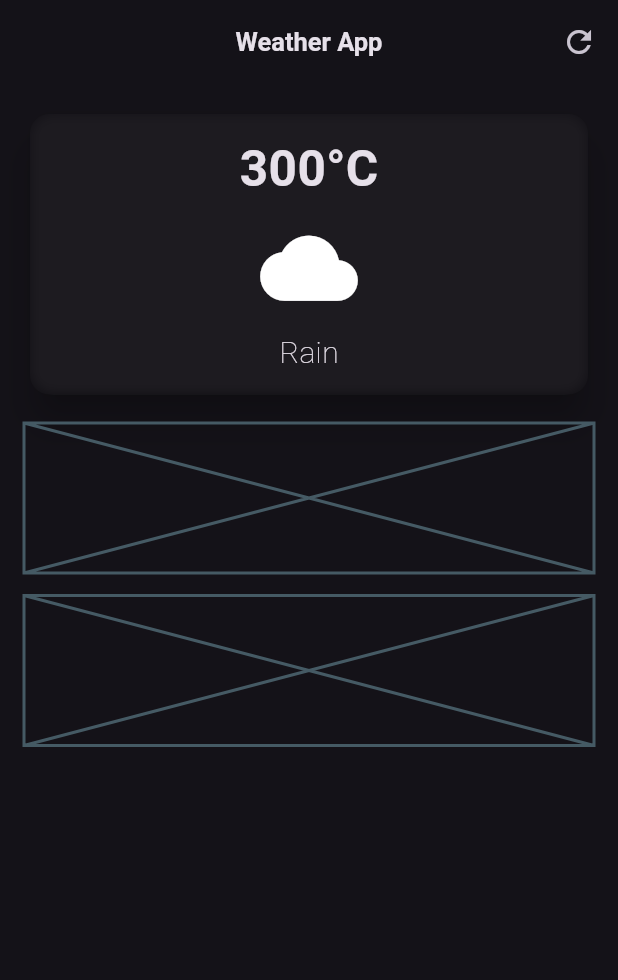
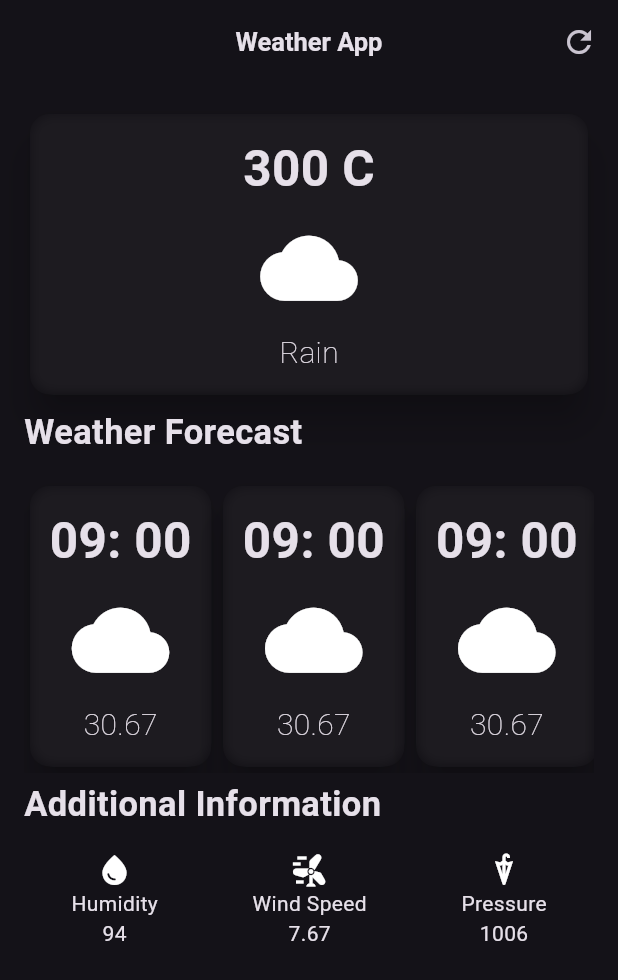
Before and after one commit to aash1r/Weather-App, a Flutter app: the screen it shows after launch, on a phone screen of 412 x 824 dp. Shown: the top 980 px of the screen. Run offline on Flutter 3.47's test engine with Material 2 defaults, Android fonts, the phone set to English and light mode, and no system bars.

Commit message:
ui design done

```diff
--- a/lib/screens/home_screen.dart
+++ b/lib/screens/home_screen.dart
@@ -1,6 +1,7 @@
 import 'dart:ui';
-
 import 'package:flutter/material.dart';
+import 'package:weather_app/widgets/add_info.dart';
+import 'package:weather_app/widgets/custom_card.dart';
 
 class HomeScreen extends StatelessWidget {
   const HomeScreen({super.key});
@@ -26,60 +27,24 @@ class HomeScreen extends StatelessWidget {
         child: Column(
           children: [
             //card
-            SizedBox(
-              width: double.infinity,
-              child: Card(
-                elevation: 10,
-                shape: RoundedRectangleBorder(
-                    borderRadius: BorderRadius.circular(16)),
-                child: ClipRRect(
-                  borderRadius: BorderRadius.circular(13),
-                  child: BackdropFilter(
-                    filter: ImageFilter.blur(sigmaX: 4, sigmaY: 4),
-                    child: const Padding(
-                      padding: EdgeInsets.all(13.0),
-                      child: Column(
-                        children: [
-                          Text(
-                            "300°C",
-                            style: TextStyle(
-                                fontWeight: FontWeight.bold, fontSize: 33),
-                          ),
-                          SizedBox(
-                            height: 10,
-                          ),
-                          Icon(
-                            Icons.cloud,
-                            size: 65,
-                          ),
-                          SizedBox(
-                            height: 10,
-                          ),
-                          Text(
-                            "Rain",
-                            style: TextStyle(
-                                fontWeight: FontWeight.w200, fontSize: 20),
-                          )
-                        ],
-                      ),
-                    ),
-                  ),
-                ),
-              ),
-            ),
+            const SizedBox(width: double.infinity,child: CustomCard(text: "300 C",icon: Icons.cloud,text1: "Rain",),),
+            Container(padding: const EdgeInsets.only(top: 5),alignment: Alignment.centerLeft,child: const Text("Weather Forecast",style: TextStyle(fontWeight: FontWeight.bold,fontSize: 23),),),
             const SizedBox(
               height: 15,
             ),
-            const Placeholder(
-              fallbackWidth: 120,
-              fallbackHeight: 100,
-            ),
+            const SingleChildScrollView(scrollDirection: Axis.horizontal,child: Row(children: [
+              CustomCard(text: "09: 00",icon: Icons.cloud,
+              text1: "30.67",),CustomCard(text: "09: 00",icon: Icons.cloud,
+              text1: "30.67",),CustomCard(text: "09: 00",icon: Icons.cloud,
+              text1: "30.67",),CustomCard(text: "09: 00",icon: Icons.cloud,
+              text1: "30.67",),CustomCard(text: "09: 00",icon: Icons.cloud,
+              text1: "30.67",),
+              ],),),
+              Container(padding: const EdgeInsets.only(top: 5),alignment: Alignment.centerLeft,child: const Text("Additional Information",style: TextStyle(fontWeight: FontWeight.bold,fontSize: 23),),),
             const SizedBox(
               height: 15,
             ),
-            const Placeholder(
-              fallbackHeight: 100,
-            )
+             const Row(mainAxisAlignment: MainAxisAlignment.spaceAround,children: [AddInfo(text2: "Humidity",text3: "94",icon: Icons.water_drop,),AddInfo(icon: Icons.wind_power,text2: "Wind Speed",text3: "7.67",),AddInfo(icon: Icons.umbrella,text2: "Pressure",text3: "1006",)],),
           ],
         ),
       ),
--- /dev/null
+++ b/lib/widgets/add_info.dart
@@ -0,0 +1,13 @@
+import 'package:flutter/material.dart';
+
+class AddInfo extends StatelessWidget {
+  const AddInfo({super.key, required this.icon, required this.text2, required this.text3});
+  final IconData icon;
+  final String text2;
+  final String text3;
+
+  @override
+  Widget build(BuildContext context) {
+    return  Column(children: [Icon(icon),Text(text2),Text(text3)],);
+  }
+}
--- /dev/null
+++ b/lib/widgets/custom_card.dart
@@ -0,0 +1,51 @@
+import 'dart:ui';
+import 'package:flutter/material.dart';
+
+class CustomCard extends StatelessWidget {
+  const CustomCard({super.key, required this.text, required this.icon, required this.text1});
+  final String text;
+  final IconData icon;
+  final String text1;
+
+  @override
+  Widget build(BuildContext context) {
+    return Card(
+      elevation: 10,
+      shape: RoundedRectangleBorder(
+          borderRadius: BorderRadius.circular(16)),
+      child: ClipRRect(
+        borderRadius: BorderRadius.circular(13),
+        child: BackdropFilter(
+          filter: ImageFilter.blur(sigmaX: 4, sigmaY: 4),
+          child:  Padding(
+            padding: const EdgeInsets.all(13.0),
+            child: Column(
+              children: [
+                Text(
+                  text,
+                  style: const TextStyle(
+                      fontWeight: FontWeight.bold, fontSize: 33),
+                ),
+                const SizedBox(
+                  height: 10,
+                ),
+                Icon(
+                  icon,
+                  size: 65,
+                ),
+                const SizedBox(
+                  height: 10,
+                ),
+                Text(
+                  text1,
+                  style: const TextStyle(
+                      fontWeight: FontWeight.w200, fontSize: 20),
+                )
+              ],
+            ),
+          ),
+        ),
+      ),
+    );
+  }
+}
```
